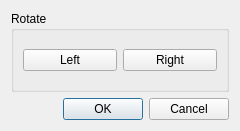
The window that src/gui/rotate_dialog.ui (CervecerosCodigo/CCIMP) describes before a commit, drawn with Qt 5.
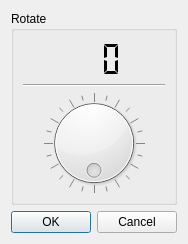
The same window after the commit.

Commit message: Rotasjon fungerer. 90 grader via main toolbar eller freestyle rotasjon via filtre med dial som kontroller

Diff of the .ui file:
```diff
--- a/src/gui/rotate_dialog.ui
+++ b/src/gui/rotate_dialog.ui
@@ -6,8 +6,8 @@
    <rect>
     <x>0</x>
     <y>0</y>
-    <width>240</width>
-    <height>131</height>
+    <width>184</width>
+    <height>244</height>
    </rect>
   </property>
   <property name="windowTitle">
@@ -21,18 +21,75 @@
      </property>
      <layout class="QGridLayout" name="gridLayout">
       <item row="0" column="0">
-       <layout class="QHBoxLayout" name="horizontalLayout">
+       <layout class="QVBoxLayout" name="verticalLayout">
         <item>
-         <widget class="QPushButton" name="pushButton_Left">
-          <property name="text">
-           <string>Left</string>
+         <widget class="QLCDNumber" name="lcdNumber">
+          <property name="font">
+           <font>
+            <pointsize>10</pointsize>
+           </font>
           </property>
+          <property name="frameShape">
+           <enum>QFrame::NoFrame</enum>
+          </property>
+          <property name="frameShadow">
+           <enum>QFrame::Plain</enum>
+          </property>
+          <property name="smallDecimalPoint">
+           <bool>false</bool>
+          </property>
+          <property name="digitCount">
+           <number>3</number>
+          </property>
+          <property name="segmentStyle">
+           <enum>QLCDNumber::Flat</enum>
+          </property>
          </widget>
         </item>
         <item>
-         <widget class="QPushButton" name="pushButton_Right">
-          <property name="text">
-           <string>Right</string>
+         <widget class="Line" name="line">
+          <property name="orientation">
+           <enum>Qt::Horizontal</enum>
+          </property>
+         </widget>
+        </item>
+        <item>
+         <widget class="QDial" name="dial">
+          <property name="maximum">
+           <number>360</number>
+          </property>
+          <property name="singleStep">
+           <number>1</number>
+          </property>
+          <property name="pageStep">
+           <number>30</number>
+          </property>
+          <property name="value">
+           <number>0</number>
+          </property>
+          <property name="sliderPosition">
+           <number>0</number>
+          </property>
+          <property name="tracking">
+           <bool>false</bool>
+          </property>
+          <property name="orientation">
+           <enum>Qt::Horizontal</enum>
+          </property>
+          <property name="invertedAppearance">
+           <bool>false</bool>
+          </property>
+          <property name="invertedControls">
+           <bool>false</bool>
+          </property>
+          <property name="wrapping">
+           <bool>true</bool>
+          </property>
+          <property name="notchTarget">
+           <double>15.000000000000000</double>
+          </property>
+          <property name="notchesVisible">
+           <bool>true</bool>
           </property>
          </widget>
         </item>
```
Left out of the diff: 30 changed lines with no effect on the pictures. The commit also changes 5 other files.
